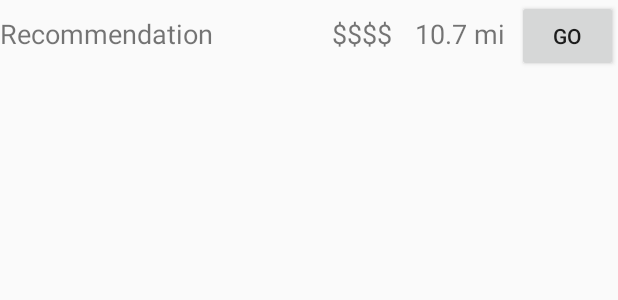
After one commit to eanndale/HiddenGems, an Android app: the layout nearby_row.xml on its own in the app's theme, with its tools: preview values and no code run, on a phone screen of 412 x 824 dp. The commit adds this screen. Shown: the top 300 px of the screen. Run offline under Robolectric (Android 15) with nearby library versions, the phone set to English and light mode, and no system bars; network calls fail; Roboto replaces fonts that are not available here.

Commit message:
Lots of shit

```diff
--- /dev/null
+++ b/app/src/main/res/layout/nearby_row.xml
@@ -0,0 +1,40 @@
+<?xml version="1.0" encoding="utf-8"?>
+<LinearLayout xmlns:android="http://schemas.android.com/apk/res/android"
+    android:layout_width="match_parent"
+    android:layout_height="wrap_content">
+
+    <TextView
+        android:id="@+id/nearby_name"
+        android:layout_width="0dp"
+        android:layout_height="wrap_content"
+        android:layout_weight="1"
+        android:maxLines="1"
+        android:text="Recommendation"
+        android:textSize="18sp" />
+
+    <TextView
+        android:id="@+id/nearby_price"
+        android:layout_width="0dp"
+        android:layout_height="wrap_content"
+        android:layout_weight=".25"
+        android:text="$$$$"
+        android:textSize="18sp" />
+
+    <TextView
+        android:id="@+id/nearby_distance"
+        android:layout_width="1dp"
+        android:layout_height="wrap_content"
+        android:layout_weight=".3"
+        android:maxLines="1"
+        android:text="10.7 mi"
+        android:textAlignment="textStart"
+        android:textSize="18sp" />
+
+    <Button
+        android:id="@+id/button3"
+        android:layout_width="0dp"
+        android:layout_height="wrap_content"
+        android:layout_weight=".3"
+        android:text="Go" />
+
+</LinearLayout>
```
Also changed, not shown: app/src/main/java/com/example/libby/hiddengems/DriveActivity.java (+54 -72 lines), app/src/main/java/com/example/libby/hiddengems/MainActivity.java (+10 -9 lines), app/src/main/java/com/example/libby/hiddengems/MapsActivity.java (+14 -27 lines), app/src/main/java/com/example/libby/hiddengems/NearbyActivity.java (added, +35 -0 lines), app/src/main/java/com/example/libby/hiddengems/NearbyListViewAdapter.java (added, +97 -0 lines), app/src/main/java/com/example/libby/hiddengems/RouteActivity.java (+12 -10 lines), app/src/main/java/com/example/libby/hiddengems/Utils.java (+17 -3 lines), app/src/main/res/layout/activity_maps.xml (+48 -48 lines), app/src/main/res/layout/nearby.xml (added, +34 -0 lines).
